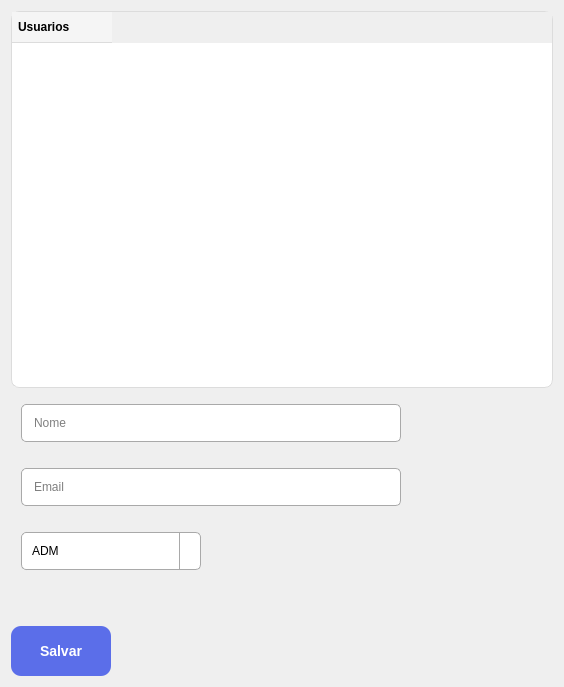
Old version of the form App/view/ui/adminScreen.ui in the repository Caiquef80/Gerenciamento-Escolar.
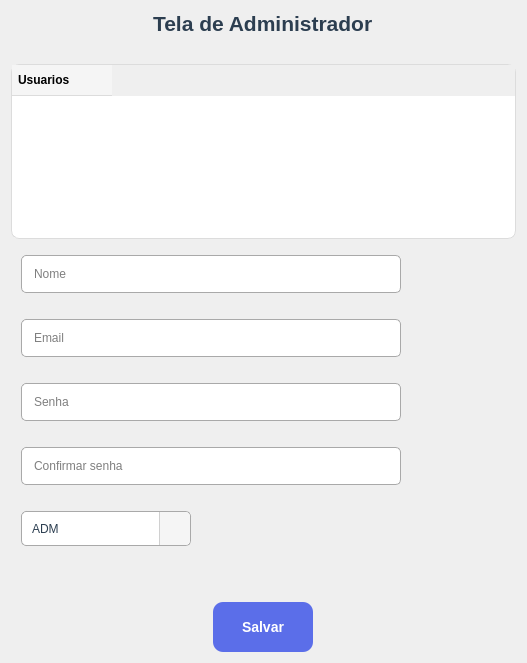
New version of the form. Icons and pictures are not drawn.

Commit message: Tela de adminScreen (#118)

```diff
--- a/App/view/ui/adminScreen.ui
+++ b/App/view/ui/adminScreen.ui
@@ -6,8 +6,8 @@
    <rect>
     <x>0</x>
     <y>0</y>
-    <width>564</width>
-    <height>687</height>
+    <width>527</width>
+    <height>663</height>
    </rect>
   </property>
   <property name="sizePolicy">
@@ -30,13 +30,20 @@
     <normaloff>imagens/contexto.png</normaloff>imagens/contexto.png</iconset>
   </property>
   <property name="styleSheet">
-   <string notr="true">QLineEdit {
+   <string notr="true">QLabel{
+ font-family: &quot;Segoe UI&quot;, &quot;Arial&quot;, sans-serif;
+    font-size: 16px;
+    font-weight: 500;   
+    color: #2c3e50;
+}
+QLineEdit {
 	border-radius: 5px;	
 	margin-top: 10px;
 	border: 1px solid #a9a9a9;
 	margin: 10px;
 	padding: 10px;
 }
+
 QPushButton {
     background-color: #5B6EE9;
     color: #FFFFFF;
@@ -52,25 +59,6 @@
     background-color: #4A5DD6;
 }
 
-QComboBox {
-	border-radius: 5px;
-	border: 1px solid #a9a9a9;
-	margin: 10px;
-	padding: 10px;
-}
-
-QComboBox::drop-down {
-    subcontrol-origin: padding;
-    subcontrol-position: top right; 
-    width: 20px;
-	padding: 0px;
-    border-left-width: 1px; 
-    border-left-color: #a9a9a9;
-    border-left-style: solid; 
-    border-top-right-radius: 3px; 
-    border-bottom-right-radius: 3px;
-}
-
 QTableWidget {
     background-color: #ffffff;
     border: 1px solid #dcdcdc;
@@ -96,6 +84,54 @@
     font-weight: bold;
 }
 
+QComboBox {
+    border-radius: 5px;
+	font-family: &quot;Segoe UI&quot;, &quot;Arial&quot;, sans-serif;
+    border: 1px solid #a9a9a9;
+    margin:10px;
+    padding: 8px;
+}
+
+QComboBox QAbstractItemView {
+    border: 1px solid #a9a9a9;
+    background: white;
+    selection-background-color: #5B6EE9;
+    selection-color: white;
+    padding: 5px;
+}
+
+QComboBox {
+    border-radius: 5px;
+    border: 1px solid #a9a9a9;
+    margin: 10px;
+    padding: 8px 35px 8px 10px;
+    background-color: white;
+    color: #2c3e50;
+}
+
+QComboBox::drop-down {
+    subcontrol-origin: padding;
+    subcontrol-position: top right;
+
+    width: 30px;
+    border-left: 1px solid #d0d0d0;
+    background-color: #f5f5f5;
+
+    border-top-right-radius: 5px;
+    border-bottom-right-radius: 5px;
+}
+
+QComboBox::down-arrow {
+    image: url(C:/xampp/htdocs/Gerenciamento-Escolar/App/view/ui/imagens/image-arrow.png);
+    width: 14px;
+    height: 14px;
+}
+
+QComboBox::drop-down:hover {
+    background-color: #e9e9e9;
+}
+
+
 </string>
   </property>
   <property name="sizeGripEnabled">
@@ -104,59 +140,25 @@
   <layout class="QVBoxLayout" name="verticalLayout_3">
    <item>
     <layout class="QGridLayout" name="gridLayout">
-     <item row="0" column="0">
-      <widget class="QTableWidget" name="tableWidget">
-       <property name="sizePolicy">
-        <sizepolicy hsizetype="Expanding" vsizetype="Expanding">
-         <horstretch>0</horstretch>
-         <verstretch>0</verstretch>
-        </sizepolicy>
-       </property>
-       <property name="minimumSize">
-        <size>
-         <width>250</width>
-         <height>150</height>
-        </size>
-       </property>
-       <property name="columnCount">
-        <number>1</number>
-       </property>
-       <column>
-        <property name="text">
-         <string>Usuarios</string>
-        </property>
-        <property name="font">
-         <font>
-          <weight>75</weight>
-          <bold>true</bold>
-          <underline>false</underline>
-         </font>
-        </property>
-        <property name="textAlignment">
-         <set>AlignLeading|AlignVCenter</set>
-        </property>
-       </column>
-      </widget>
-     </item>
-     <item row="2" column="0">
+     <item row="4" column="0">
       <layout class="QVBoxLayout" name="verticalLayout">
        <item>
         <widget class="QLineEdit" name="lineEdit">
          <property name="sizePolicy">
-          <sizepolicy hsizetype="Expanding" vsizetype="Preferred">
+          <sizepolicy hsizetype="Fixed" vsizetype="Preferred">
            <horstretch>0</horstretch>
            <verstretch>0</verstretch>
           </sizepolicy>
          </property>
          <property name="minimumSize">
           <size>
-           <width>400</width>
-           <height>50</height>
+           <width>0</width>
+           <height>0</height>
           </size>
          </property>
          <property name="maximumSize">
           <size>
-           <width>200</width>
+           <width>400</width>
            <height>400</height>
           </size>
          </property>
@@ -178,8 +180,8 @@
          </property>
          <property name="minimumSize">
           <size>
-           <width>50</width>
-           <height>50</height>
+           <width>0</width>
+           <height>0</height>
           </size>
          </property>
          <property name="maximumSize">
@@ -197,11 +199,47 @@
         </widget>
        </item>
        <item>
-        <layout class="QVBoxLayout" name="verticalLayout_2">
+        <widget class="QLineEdit" name="lineEdit_3">
+         <property name="minimumSize">
+          <size>
+           <width>0</width>
+           <height>0</height>
+          </size>
+         </property>
+         <property name="maximumSize">
+          <size>
+           <width>400</width>
+           <height>400</height>
+          </size>
+         </property>
+         <property name="text">
+          <string/>
+         </property>
+         <property name="placeholderText">
+          <string>Senha</string>
+         </property>
+        </widget>
+       </item>
+       <item>
+        <widget class="QLineEdit" name="lineEdit_4">
+         <property name="maximumSize">
+          <size>
+           <width>400</width>
+           <height>400</height>
+          </size>
+         </property>
+         <property name="text">
+          <string/>
+         </property>
+         <property name="placeholderText">
+          <string>Confirmar senha</string>
+         </property>
+        </widget>
+       </item>
          <item>
           <widget class="QComboBox" name="comboBox">
            <property name="sizePolicy">
-            <sizepolicy hsizetype="Preferred" vsizetype="Preferred">
+          <sizepolicy hsizetype="Fixed" vsizetype="Fixed">
              <horstretch>0</horstretch>
              <verstretch>0</verstretch>
             </sizepolicy>
@@ -209,13 +247,13 @@
            <property name="minimumSize">
             <size>
              <width>0</width>
-             <height>0</height>
+           <height>55</height>
             </size>
            </property>
            <property name="maximumSize">
             <size>
-             <width>200</width>
-             <height>16777215</height>
+           <width>190</width>
+           <height>170</height>
             </size>
            </property>
            <property name="styleSheet">
@@ -250,7 +288,9 @@
            </item>
           </widget>
          </item>
-         <item alignment="Qt::AlignVCenter">
+       <item>
+        <layout class="QVBoxLayout" name="verticalLayout_2">
+         <item alignment="Qt::AlignHCenter|Qt::AlignVCenter">
           <widget class="QPushButton" name="salvar">
            <property name="sizePolicy">
             <sizepolicy hsizetype="Expanding" vsizetype="Fixed">
@@ -273,12 +313,69 @@
            <property name="text">
             <string>Salvar</string>
            </property>
+           <property name="autoDefault">
+            <bool>false</bool>
+           </property>
           </widget>
          </item>
         </layout>
        </item>
       </layout>
      </item>
+     <item row="2" column="0">
+      <widget class="QTableWidget" name="tableWidget">
+       <property name="sizePolicy">
+        <sizepolicy hsizetype="Expanding" vsizetype="Expanding">
+         <horstretch>0</horstretch>
+         <verstretch>0</verstretch>
+        </sizepolicy>
+       </property>
+       <property name="minimumSize">
+        <size>
+         <width>250</width>
+         <height>150</height>
+        </size>
+       </property>
+       <property name="columnCount">
+        <number>1</number>
+       </property>
+       <column>
+        <property name="text">
+         <string>Usuarios</string>
+        </property>
+        <property name="font">
+         <font>
+          <weight>75</weight>
+          <bold>true</bold>
+          <underline>false</underline>
+         </font>
+        </property>
+        <property name="textAlignment">
+         <set>AlignLeading|AlignVCenter</set>
+        </property>
+       </column>
+      </widget>
+     </item>
+     <item row="0" column="0" alignment="Qt::AlignHCenter">
+      <widget class="QLabel" name="label">
+       <property name="text">
+        <string>&lt;html&gt;&lt;head/&gt;&lt;body&gt;&lt;p&gt;&lt;span style=&quot; font-size:16pt; font-weight:600;&quot;&gt;Tela de Administrador&lt;/span&gt;&lt;/p&gt;&lt;/body&gt;&lt;/html&gt;</string>
+       </property>
+      </widget>
+     </item>
+     <item row="1" column="0">
+      <spacer name="verticalSpacer">
+       <property name="orientation">
+        <enum>Qt::Vertical</enum>
+       </property>
+       <property name="sizeHint" stdset="0">
+        <size>
+         <width>20</width>
+         <height>40</height>
+        </size>
+       </property>
+      </spacer>
+     </item>
     </layout>
    </item>
   </layout>
```
Left out of the diff: 5 changed lines with no effect on the pictures. Lines whose indentation alone changed are shown as unchanged. The commit also changes 3 other files.
